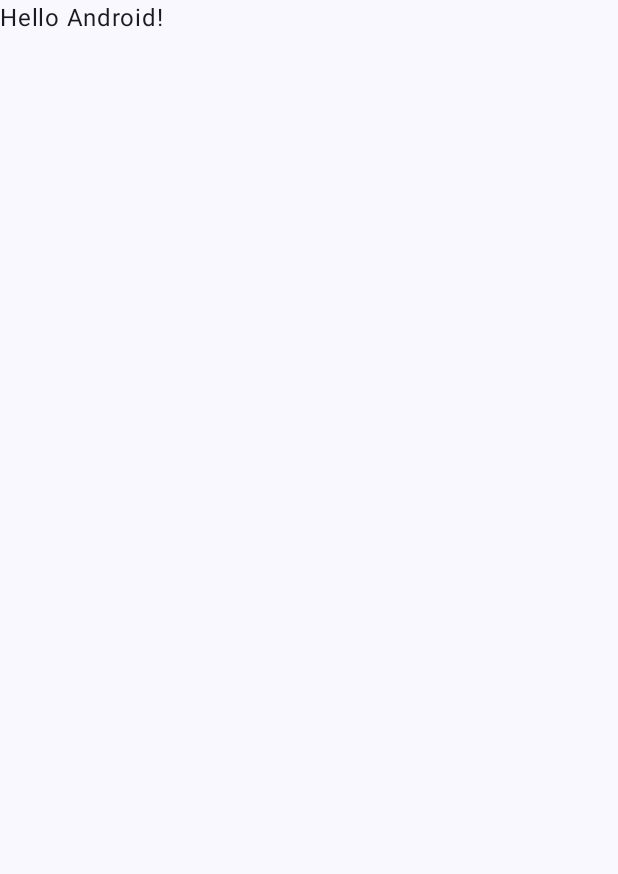
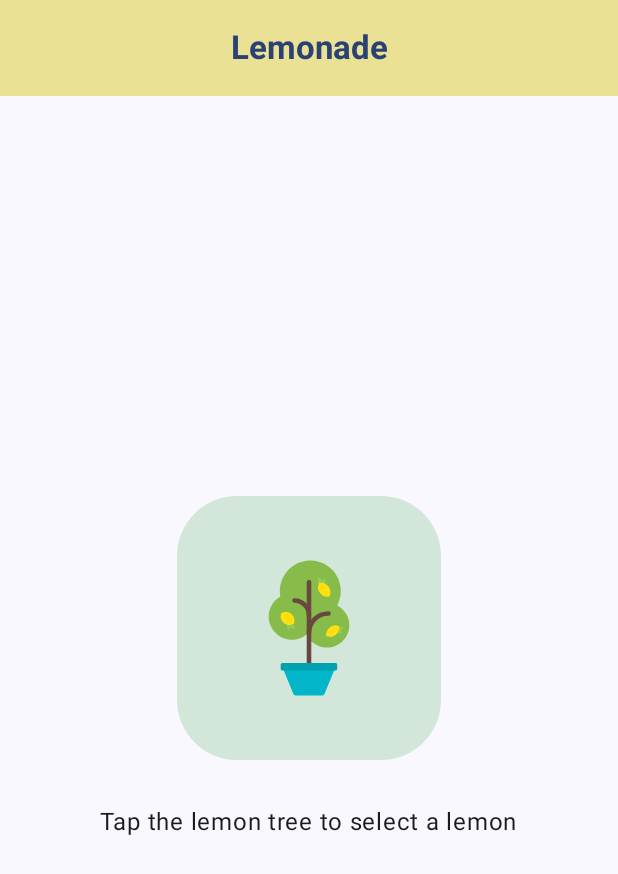
Before and after one commit to zain-asif96/Lemonade, an Android app built with Jetpack Compose: the screen it shows after launch (MainActivity), on a phone screen of 412 x 824 dp. Before the commit the part shown is almost empty. Shown: the top 874 px of the screen. Run offline under Robolectric (Android 15) with nearby library versions, the phone set to English and light mode, and no system bars.

Commit message:
feat: app completed

```diff
--- a/app/build.gradle.kts
+++ b/app/build.gradle.kts
@@ -5,7 +5,7 @@ plugins {
 
 android {
     namespace = "com.example.lemonade"
-    compileSdk = 34
+    compileSdk = 35
 
     defaultConfig {
         applicationId = "com.example.lemonade"
--- a/app/src/main/java/com/example/lemonade/MainActivity.kt
+++ b/app/src/main/java/com/example/lemonade/MainActivity.kt
@@ -4,25 +4,129 @@ import android.os.Bundle
 import androidx.activity.ComponentActivity
 import androidx.activity.compose.setContent
 import androidx.activity.enableEdgeToEdge
+import androidx.compose.foundation.Image
+import androidx.compose.foundation.background
+import androidx.compose.foundation.layout.Arrangement
+import androidx.compose.foundation.layout.Box
+import androidx.compose.foundation.layout.Column
+import androidx.compose.foundation.layout.Spacer
 import androidx.compose.foundation.layout.fillMaxSize
+import androidx.compose.foundation.layout.height
 import androidx.compose.foundation.layout.padding
+import androidx.compose.foundation.layout.width
+import androidx.compose.foundation.shape.RoundedCornerShape
+import androidx.compose.material3.Button
+import androidx.compose.material3.ButtonDefaults
+import androidx.compose.material3.CenterAlignedTopAppBar
+import androidx.compose.material3.ExperimentalMaterial3Api
+import androidx.compose.material3.MaterialTheme
 import androidx.compose.material3.Scaffold
+import androidx.compose.material3.Surface
 import androidx.compose.material3.Text
+import androidx.compose.material3.TopAppBarDefaults
 import androidx.compose.runtime.Composable
+import androidx.compose.runtime.getValue
+import androidx.compose.runtime.mutableIntStateOf
+import androidx.compose.runtime.remember
+import androidx.compose.runtime.setValue
+import androidx.compose.ui.Alignment
 import androidx.compose.ui.Modifier
+import androidx.compose.ui.res.colorResource
+import androidx.compose.ui.res.dimensionResource
+import androidx.compose.ui.res.painterResource
+import androidx.compose.ui.res.stringResource
+import androidx.compose.ui.text.font.FontWeight
 import androidx.compose.ui.tooling.preview.Preview
 import com.example.lemonade.ui.theme.LemonadeTheme
 
 class MainActivity : ComponentActivity() {
+
     override fun onCreate(savedInstanceState: Bundle?) {
+        enableEdgeToEdge()
         super.onCreate(savedInstanceState)
-        enableEdgeToEdge()
         setContent {
             LemonadeTheme {
-                Scaffold(modifier = Modifier.fillMaxSize()) { innerPadding ->
-                    Greeting(
-                        name = "Android",
-                        modifier = Modifier.padding(innerPadding)
+                LemonadeScreen()
+            }
+        }
+    }
+}
+
+@OptIn(ExperimentalMaterial3Api::class)
+@Composable
+fun LemonadeScreen() {
+
+    var currentStep by remember { mutableIntStateOf(1) }
+
+    var squeezeCount by remember { mutableIntStateOf(0) }
+
+    Scaffold(
+        topBar = {
+            CenterAlignedTopAppBar(
+                colors = TopAppBarDefaults.largeTopAppBarColors(
+                    containerColor = colorResource(R.color.primary),
+                    titleContentColor = MaterialTheme.colorScheme.primary,
+                ),
+                title = {
+                    Text(
+                        stringResource(id = R.string.lemon_title),
+                        fontWeight = FontWeight.Bold,
+                    )
+                }
+            )
+        }
+    ) { innerPadding ->
+        Surface(
+            modifier = Modifier
+                .fillMaxSize()
+                .padding(innerPadding)
+                .background(MaterialTheme.colorScheme.primary),
+            color = MaterialTheme.colorScheme.background
+        ) {
+            when (currentStep) {
+                1 -> {
+                    LemonadeCard(
+                        labelID = R.string.lemon_tree,
+                        drawableID = R.drawable.lemon_tree,
+                        drawableDescriptionID = R.string.lt_description,
+                        imageClickHandler = {
+                            currentStep = 2
+                            squeezeCount = (2..4).random()
+                        }
+                    )
+                }
+                2 -> {
+                    LemonadeCard(
+                        labelID = R.string.squeeze_lemon,
+                        drawableID = R.drawable.lemon_squeeze,
+                        drawableDescriptionID = R.string.squeeze_lemon,
+                        imageClickHandler = {
+                            squeezeCount--
+                            if (squeezeCount == 0) {
+                                currentStep = 3
+                            }
+                        }
+                    )
+                }
+
+                3 -> {
+                    LemonadeCard(
+                        labelID = R.string.drink_lemonade,
+                        drawableID = R.drawable.lemon_drink,
+                        drawableDescriptionID = R.string.lemonade_glass,
+                        imageClickHandler = {
+                            currentStep = 4
+                        }
+                    )
+                }
+                4 -> {
+                    LemonadeCard(
+                        labelID = R.string.empty_glass,
+                        drawableID = R.drawable.lemon_restart,
+                        drawableDescriptionID = R.string.eg_description,
+                        imageClickHandler = {
+                            currentStep = 1
+                        }
                     )
                 }
             }
@@ -31,17 +135,50 @@ class MainActivity : ComponentActivity() {
 }
 
 @Composable
-fun Greeting(name: String, modifier: Modifier = Modifier) {
-    Text(
-        text = "Hello $name!",
+fun LemonadeCard(
+    labelID: Int,
+    drawableID: Int,
+    drawableDescriptionID: Int,
+    imageClickHandler: () -> Unit,
+    modifier: Modifier = Modifier
+) {
+    Box(
         modifier = modifier
-    )
+    ) {
+        Column(
+            horizontalAlignment = Alignment.CenterHorizontally,
+            verticalArrangement = Arrangement.Center,
+            modifier = Modifier.fillMaxSize()
+        ) {
+            Button(
+                onClick = imageClickHandler,
+                shape = RoundedCornerShape(dimensionResource(R.dimen.button_corner_radius)),
+                colors = ButtonDefaults.buttonColors(
+                    containerColor = colorResource(id = R.color.secondary),
+                )
+            ) {
+                Image(
+                    painter = painterResource(drawableID),
+                    contentDescription = stringResource(drawableDescriptionID),
+                    modifier = Modifier
+                        .width(dimensionResource(R.dimen.button_image_width))
+                        .height(dimensionResource(R.dimen.button_image_height))
+                        .padding(dimensionResource(R.dimen.button_interior_padding))
+                )
+            }
+            Spacer(modifier = Modifier.height(dimensionResource(R.dimen.padding_vertical)))
+            Text(
+                text = stringResource(labelID),
+                style = MaterialTheme.typography.bodyLarge
+            )
+        }
+    }
 }
 
-@Preview(showBackground = true)
+@Preview
 @Composable
-fun GreetingPreview() {
+fun LemonPreview() {
     LemonadeTheme {
-        Greeting("Android")
+        LemonadeScreen()
     }
 }
--- a/app/src/main/res/values/colors.xml
+++ b/app/src/main/res/values/colors.xml
@@ -7,4 +7,6 @@
     <color name="teal_700">#FF018786</color>
     <color name="black">#FF000000</color>
     <color name="white">#FFFFFFFF</color>
+    <color name="primary">#ebe195</color>
+    <color name="secondary">#D2E7DA</color>
 </resources>
--- /dev/null
+++ b/app/src/main/res/values/dimen.xml
@@ -0,0 +1,8 @@
+<?xml version="1.0" encoding="utf-8"?>
+<resources>
+    <dimen name="button_corner_radius">40dp</dimen>
+    <dimen name="button_interior_padding">24dp</dimen>
+    <dimen name="padding_vertical">32dp</dimen>
+    <dimen name="button_image_width">128dp</dimen>
+    <dimen name="button_image_height">160dp</dimen>
+</resources>
--- a/app/src/main/res/values/strings.xml
+++ b/app/src/main/res/values/strings.xml
@@ -1,3 +1,11 @@
 <resources>
     <string name="app_name">Lemonade</string>
+    <string name="lemon_tree">Tap the lemon tree to select a lemon</string>
+    <string name="squeeze_lemon">Keep tapping the lemon to squeeze it</string>
+    <string name="drink_lemonade">Tap the lemonade to drink it</string>
+    <string name="empty_glass">Tap the empty glass to start again</string>
+    <string name="lt_description">Lemon tree</string>
+    <string name="lemon_title">Lemonade</string>
+    <string name="lemonade_glass">Glass of lemonade</string>
+    <string name="eg_description">Empty glass</string>
 </resources>
```
